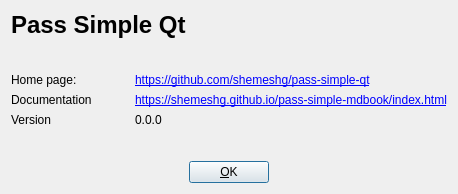
Before: the Qt Designer form about.ui in shemeshg/pass-simple-qt, drawn with Qt 5.
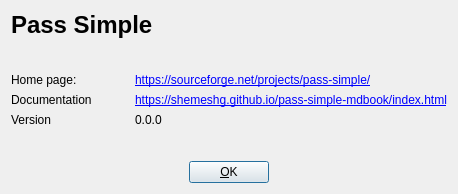
After: the same form once the commit is applied.

What changed in the file:
```diff
--- a/about.ui
+++ b/about.ui
@@ -17,7 +17,7 @@
    <item>
     <widget class="QLabel" name="label">
      <property name="text">
-      <string>&lt;h1&gt;Pass Simple Qt&lt;/h1&gt;</string>
+      <string>&lt;h1&gt;Pass Simple&lt;/h1&gt;</string>
      </property>
     </widget>
    </item>
@@ -111,7 +111,7 @@
           <cursorShape>PointingHandCursor</cursorShape>
          </property>
          <property name="text">
-          <string>&lt;a href=&quot;https://github.com/shemeshg/pass-simple-qt&quot;&gt;https://github.com/shemeshg/pass-simple-qt&lt;/a&gt;</string>
+          <string>&lt;a href=&quot;https://sourceforge.net/projects/pass-simple/&quot;&gt;https://sourceforge.net/projects/pass-simple/&lt;/a&gt;</string>
          </property>
          <property name="openExternalLinks">
           <bool>true</bool>
```
